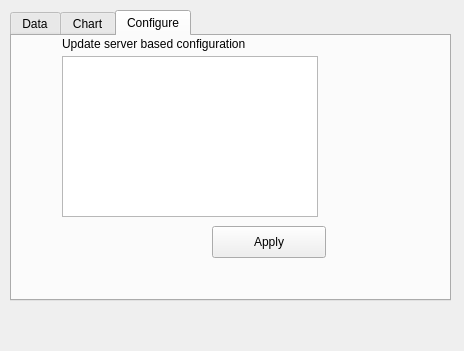
Above: topicmanagers/agsense/ui_agdatatabwidget.ui from nzfarmer1/telemetrylayer before the change. Below: the same form after it.
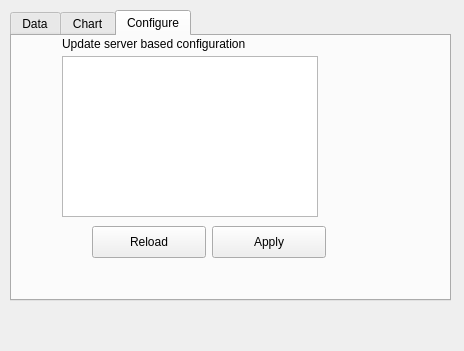
That is the form after the change.

```diff
--- a/topicmanagers/agsense/ui_agdatatabwidget.ui
+++ b/topicmanagers/agsense/ui_agdatatabwidget.ui
@@ -236,6 +236,22 @@
       <string>Update server based configuration</string>
      </property>
     </widget>
+    <widget class="QPushButton" name="btnReload">
+     <property name="geometry">
+      <rect>
+       <x>80</x>
+       <y>190</y>
+       <width>114</width>
+       <height>32</height>
+      </rect>
+     </property>
+     <property name="toolTip">
+      <string>&lt;html&gt;&lt;head/&gt;&lt;body&gt;&lt;p&gt;Refresh local copies of all devices for this AgSense broker.&lt;/p&gt;&lt;/body&gt;&lt;/html&gt;</string>
+     </property>
+     <property name="text">
+      <string>Reload</string>
+     </property>
+    </widget>
    </widget>
   </widget>
  </widget>
```
Left out of the diff: 5 changed lines with no effect on the pictures.
